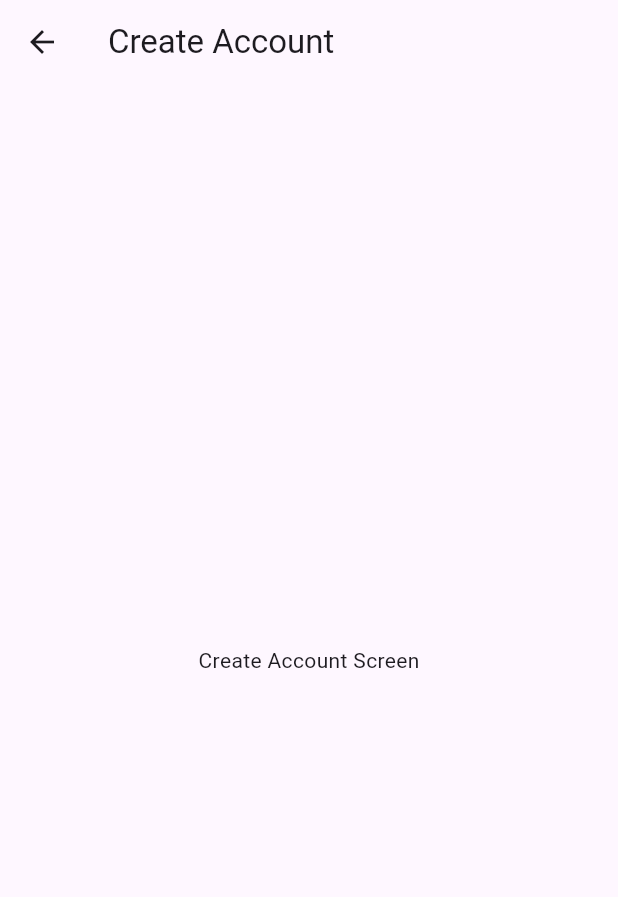
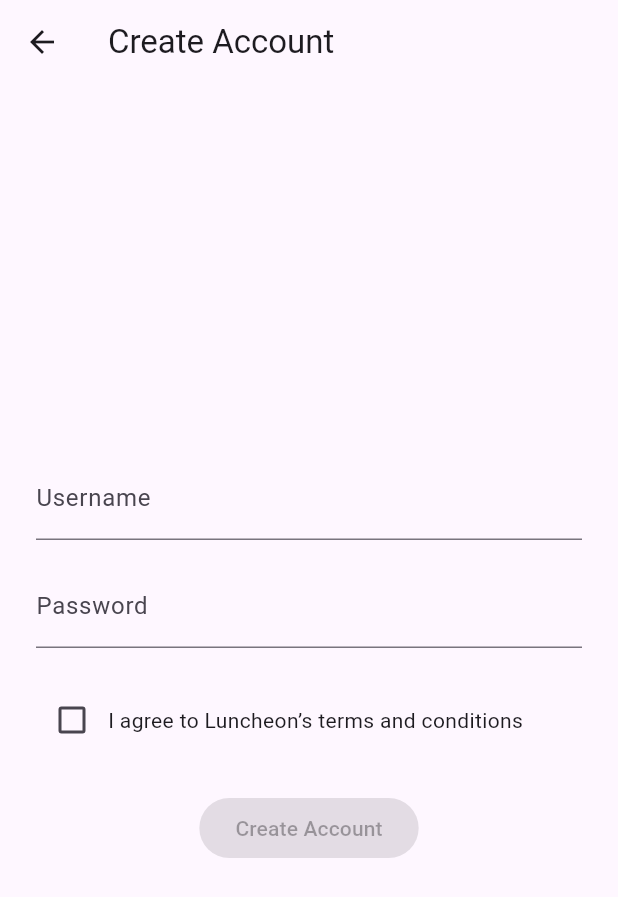
Before and after one commit to PeterVK04/Luncheon, a Flutter app: the CreateAccountPage screen opened by its route, on a phone screen of 412 x 824 dp. Shown: the top 897 px of the screen. Run offline on Flutter 3.47's test engine with Material 3 defaults, Android fonts, the phone set to English and light mode, and no system bars.

Commit message:
Luncheon account creation page

```diff
--- a/frontend/lib/main.dart
+++ b/frontend/lib/main.dart
@@ -16,7 +16,7 @@ class LuncheonApp extends StatelessWidget {
         '/': (context) => const WelcomePage(),
         '/create-account': (context) => const CreateAccountPage(),
         '/login': (context) => const LoginPage(),
-        '/home': (context) => const HomePage(),       // <-- new
+        '/home': (context) => const HomePage(),
       },
     );
   }
@@ -62,16 +62,11 @@ class WelcomePage extends StatelessWidget {
   }
 }
 
-class CreateAccountPage extends StatelessWidget {
+class CreateAccountPage extends StatefulWidget {
   const CreateAccountPage({super.key});
 
   @override
-  Widget build(BuildContext context) {
-    return Scaffold(
-      appBar: AppBar(title: const Text('Create Account')),
-      body: const Center(child: Text('Create Account Screen')),
-    );
-  }
+  State<CreateAccountPage> createState() => _CreateAccountPageState();
 }
 
 class LoginPage extends StatefulWidget {
@@ -148,3 +143,70 @@ class HomePage extends StatelessWidget {
     );
   }
 }
+
+
+
+class _CreateAccountPageState extends State<CreateAccountPage> {
+  final _usernameController = TextEditingController();
+  final _passwordController = TextEditingController();
+  bool _agreed = false;
+
+  bool get _canSubmit =>
+      _usernameController.text.isNotEmpty &&
+      _passwordController.text.isNotEmpty &&
+      _agreed;
+
+  void _handleCreateAccount() {
+    final username = _usernameController.text.trim();
+    final password = _passwordController.text;
+
+    //replace with Firebase Auth createUserWithEmailAndPassword
+    //using username & password
+
+    Navigator.pushReplacementNamed(context, '/');
+  }
+
+  @override
+  Widget build(BuildContext context) {
+    return Scaffold(
+      appBar: AppBar(title: const Text('Create Account')),
+      body: Padding(
+        padding: const EdgeInsets.all(24),
+        child: Column(
+          mainAxisAlignment: MainAxisAlignment.center,
+          children: [
+            TextField(
+              controller: _usernameController,
+              decoration: const InputDecoration(labelText: 'Username'),
+              onChanged: (_) => setState(() {}),
+            ),
+            const SizedBox(height: 16),
+            TextField(
+              controller: _passwordController,
+              decoration: const InputDecoration(labelText: 'Password'),
+              obscureText: true,
+              onChanged: (_) => setState(() {}),
+            ),
+            const SizedBox(height: 24),
+            Row(
+              children: [
+                Checkbox(
+                  value: _agreed,
+                  onChanged: (val) => setState(() => _agreed = val ?? false),
+                ),
+                const Expanded(
+                  child: Text('I agree to Luncheon’s terms and conditions'),
+                ),
+              ],
+            ),
+            const SizedBox(height: 24),
+            ElevatedButton(
+              onPressed: _canSubmit ? _handleCreateAccount : null,
+              child: const Text('Create Account'),
+            ),
+          ],
+        ),
+      ),
+    );
+  }
+}
```
